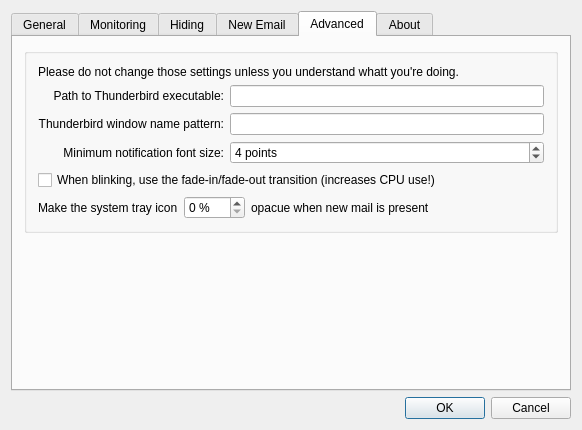
The window that src/dialogsettings.ui (gyunaev/birdtray) describes before a commit, drawn with Qt 5.
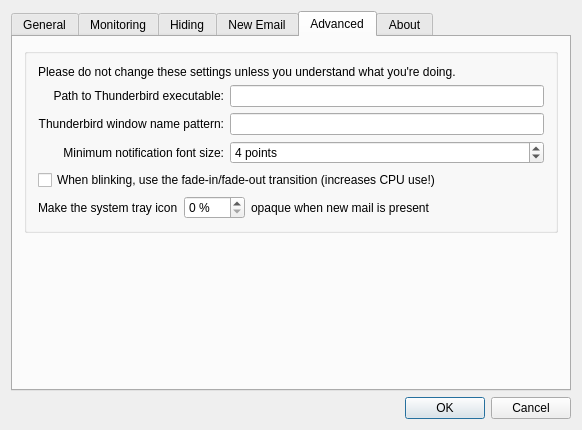
The same window after the commit. The open tabs and pages were chosen to show the change. Icons and pictures are not drawn. Custom widgets are drawn as their Qt base class.

The edit to the form file:
```diff
--- a/src/dialogsettings.ui
+++ b/src/dialogsettings.ui
@@ -655,7 +655,7 @@
           <item>
            <widget class="QLabel" name="label_6">
             <property name="text">
-             <string>Please do not change those settings unless you understand whatt you're doing.</string>
+             <string>Please do not change these settings unless you understand what you're doing.</string>
             </property>
             <property name="wordWrap">
              <bool>true</bool>
@@ -750,7 +750,7 @@
             <item>
              <widget class="QLabel" name="label_14">
               <property name="text">
-               <string>opacue when new mail is present</string>
+               <string>opaque when new mail is present</string>
               </property>
              </widget>
             </item>
```
Left out of the diff: 4 changed lines with no effect on the pictures.
